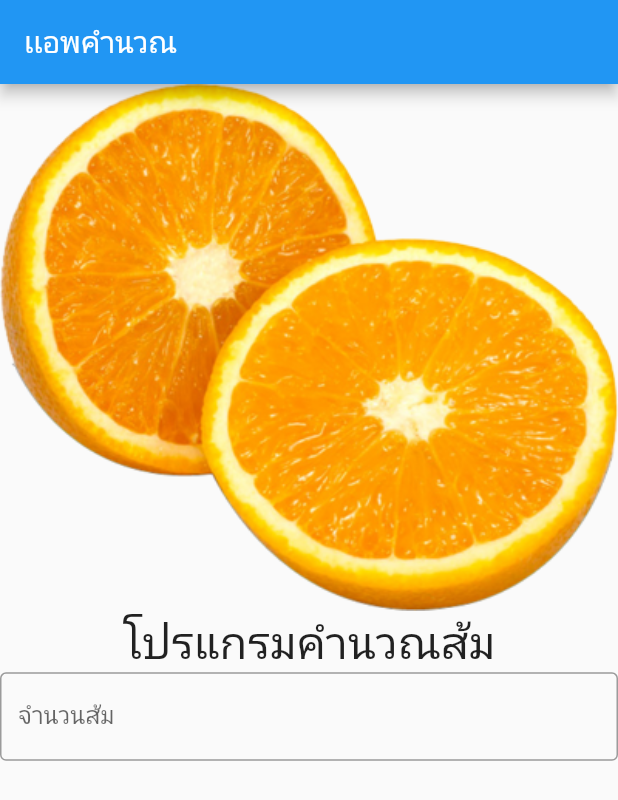
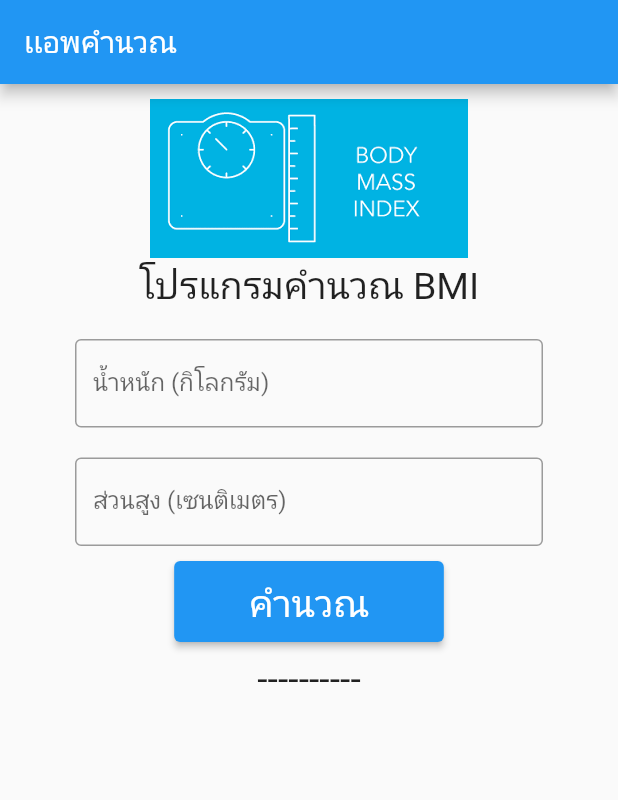
Before and after one commit to weah79/Flutter, a Flutter app: the screen it shows after launch, on a phone screen of 412 x 824 dp. Shown: the top 800 px of the screen. Run offline on Flutter 3.47's test engine with Material 2 defaults, Android fonts, the light colour scheme and no system bars.

Commit message:
Modified BMI

```diff
--- a/firstapp/lib/main.dart
+++ b/firstapp/lib/main.dart
@@ -1,4 +1,5 @@
 import 'package:flutter/material.dart';
+import 'dart:math' as math;
 
 main() => runApp(MyApp());
 
@@ -8,6 +9,7 @@ class MyApp extends StatelessWidget {
   @override
   Widget build(BuildContext context) {
     return MaterialApp(
+        debugShowCheckedModeBanner: false,
         home: Scaffold(
           appBar: AppBar(title: Text('เเอพคำนวณ')),
           body: Home(),
@@ -22,19 +24,137 @@ class Home extends StatefulWidget {
 }
 
 class _HomeState extends State<Home> {
+  var ctl_weight = TextEditingController();
+  var ctl_height = TextEditingController();
+  var result = '----------';
+  var evaluateText = '';
+  var evaluateResult = '';
+
   @override
   Widget build(BuildContext context) {
-    return Center(
+    return ListView(
+      children: [
+        Padding(
+          padding: EdgeInsets.fromLTRB(50, 10, 50, 0),
+          child: Center(
               child: Column(
             children: [
-        Image.asset('assets/orange.png', scale: 0.5,),
-        Text('โปรแกรมคำนวณส้ม', style: TextStyle(fontSize: 30),),
+              Image.asset(
+                'assets/bmi.png',
+                scale: 1.5,
+              ),
+              Text(
+                'โปรแกรมคำนวณ BMI',
+                style: TextStyle(fontSize: 25),
+              ),
+              SizedBox(
+                height: 20,
+              ),
               TextField(
+                controller: ctl_weight,
+                keyboardType: TextInputType.number,
                 decoration: InputDecoration(
-              labelText: 'จำนวนส้ม',
+                    labelText: 'น้ำหนัก (กิโลกรัม)',
                     border: OutlineInputBorder()),
+              ),
+              SizedBox(
+                height: 20,
+              ),
+              TextField(
+                controller: ctl_height,
+                keyboardType: TextInputType.number,
+                decoration: InputDecoration(
+                    labelText: 'ส่วนสูง (เซนติเมตร)',
+                    border: OutlineInputBorder()),
+              ),
+              Padding(
+                padding: EdgeInsets.fromLTRB(50, 10, 50, 10),
+                child: ElevatedButton(
+                  child: Text("คำนวณ"),
+                  onPressed: () {
+                    var weight = double.parse(ctl_weight.text);
+                    var height = double.parse(ctl_height.text);
+                    double calculate = weight / math.pow((height / 100), 2);
+
+                    var calculateDisplay = calculate.toStringAsFixed(2);
+
+                    //print("ค่า BMI ของคุณ: $calculateDisplay\nอยู่ในเกณฑ์:: $evaluate");
+
+                    setState(() {
+                      result =
+                          "น้ำหนัก: $weight กิโลกรัม\nส่วนสูง: $height เซนติเมตร\nค่า BMI ของคุณ: $calculateDisplay";
+                      evaluateText = "อยู่ในเกณฑ์: ";
+                      if (calculate < 18.5) {
+                        evaluateResult = "ผอม";
+                      } else if (calculate <= 22.9) {
+                        evaluateResult = "ปกติ";
+                      } else if (calculate <= 24.9) {
+                        evaluateResult = "ท้วม";
+                      } else if (calculate <= 29.9) {
+                        evaluateResult = "อ้วน";
+                      } else {
+                        evaluateResult = "อ้วนมาก";
+                      }
+                    });
+                  },
+                  style: ButtonStyle(
+                    backgroundColor: MaterialStateProperty.all(Colors.blue),
+                    padding: MaterialStateProperty.all(
+                        EdgeInsets.fromLTRB(50, 10, 50, 10)),
+                    textStyle:
+                        MaterialStateProperty.all(TextStyle(fontSize: 25)),
+                  ),
+                ),
+              ),
+              Text(result, style: TextStyle(fontSize: 25)),
+              SizedBox(
+                height: 20,
+              ),
+              Padding(
+                padding: const EdgeInsets.fromLTRB(50, 10, 0, 0),
+                child: Row(
+                  children: [
+                    Text(evaluateText,
+                        style: TextStyle(
+                          fontWeight: FontWeight.bold,
+                          fontSize: 25,
+                        )),
+                    Text(evaluateResult,
+                        style: TextStyle(
+                            fontWeight: FontWeight.bold,
+                            fontSize: 25,
+                            color: _getColor(evaluateResult))),
+                  ],
+                ),
+              ),
+            ],
+          )),
         )
       ],
-    ));
+    );
   }
 }
+
+Color _getColor(String input) {
+  if (input == "ผอม") {
+    return Colors.grey.shade600;
+  }
+
+  if (input == "ปกติ") {
+    return Colors.green;
+  }
+
+  if (input == "ท้วม") {
+    return Colors.pink.shade400;
+  }
+
+  if (input == "อ้วน") {
+    return Colors.red.shade400;
+  }
+
+  if (input == "อ้วนมาก") {
+    return Colors.red.shade900;
+  }
+
+  return Colors.black;
+}
--- a/firstapp/lib/main_image.dart
+++ b/firstapp/lib/main_image.dart
@@ -6,6 +6,7 @@ class MyApp extends StatelessWidget {
   @override
   Widget build(BuildContext context) {
     return MaterialApp(
+        debugShowCheckedModeBanner: false,
         home: Scaffold(
             appBar: AppBar(
               title: Text('First App by Old man'),
--- a/firstapp/pubspec.yaml
+++ b/firstapp/pubspec.yaml
@@ -51,6 +51,7 @@ flutter:
     - assets/earth.png
     - assets/earth2.png
     - assets/orange.png
+    - assets/bmi.png
   #   - images/a_dot_ham.jpeg
 
   # An image asset can refer to one or more resolution-specific "variants", see
```
Also changed, not shown: firstapp/assets/bmi.png (added). Lines whose indentation alone changed are shown as unchanged.
